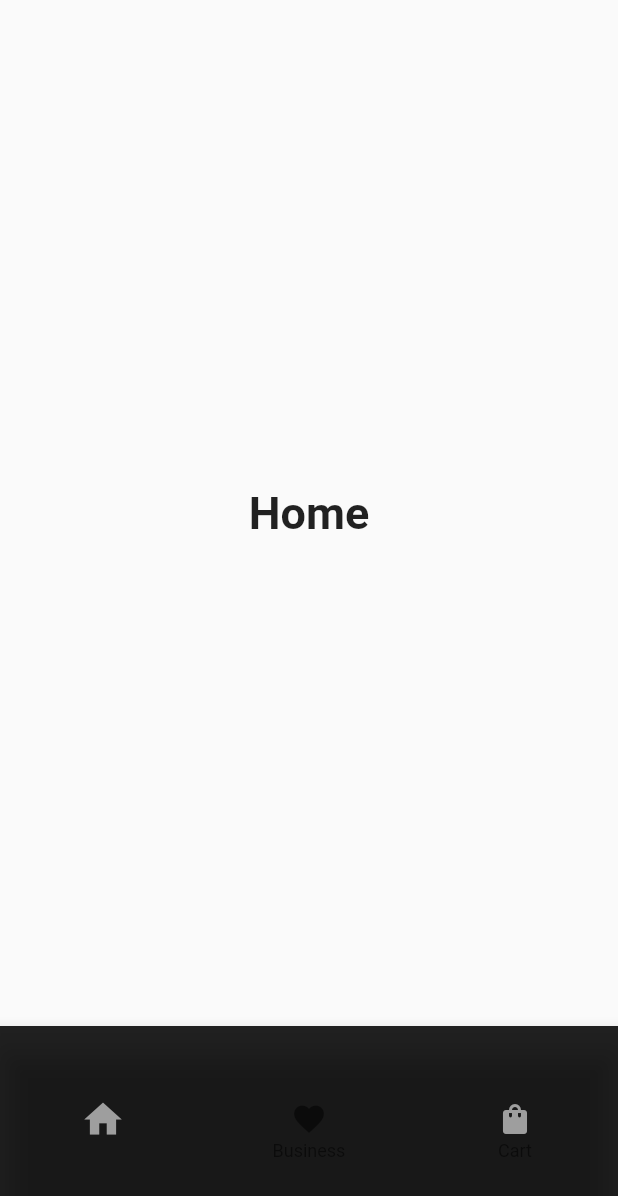
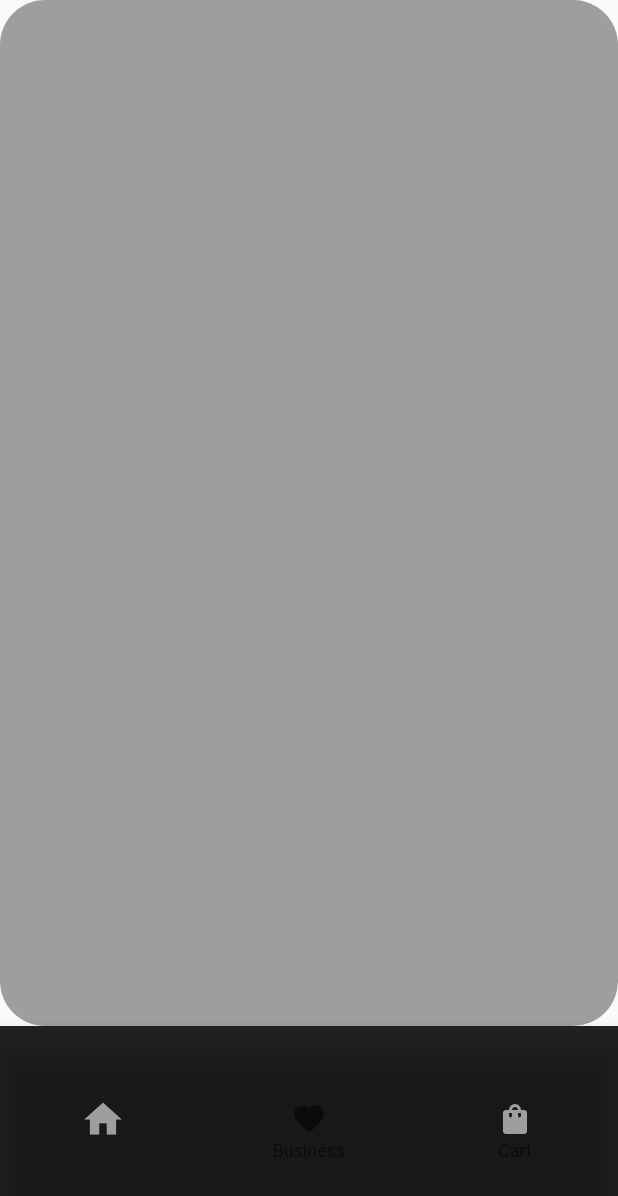
Before and after one commit to naveensinghp/flutter_eshop, a Flutter app: the MyStatefulWidget screen opened directly, on a phone screen of 412 x 824 dp. Shown: the top 1196 px of the screen. Run offline on Flutter 3.47's test engine with Material 2 defaults, Android fonts, the phone set to English and light mode, and no system bars.

Commit message:
no message

```diff
--- a/lib/secondpage.dart
+++ b/lib/secondpage.dart
@@ -58,8 +58,13 @@ class _MyStatefulWidgetState extends State<MyStatefulWidget> {
   @override
   Widget build(BuildContext context) {
     return Scaffold(
-      body: Center(
-        child: _widgetOptions.elementAt(_selectedIndex),
+      body: Container(
+        height: 1000,
+
+        decoration: BoxDecoration(
+              color: Colors.grey,
+              borderRadius: BorderRadius.circular(30)),
+
       ),
       bottomNavigationBar: SizedBox(
         height: 140,
```
Also changed, not shown: assets/image/Screenshot 2021-11-01 at 11.43.42 PM.png (deleted), assets/image/run.png (added), lib/secondscreen.dart (added).
